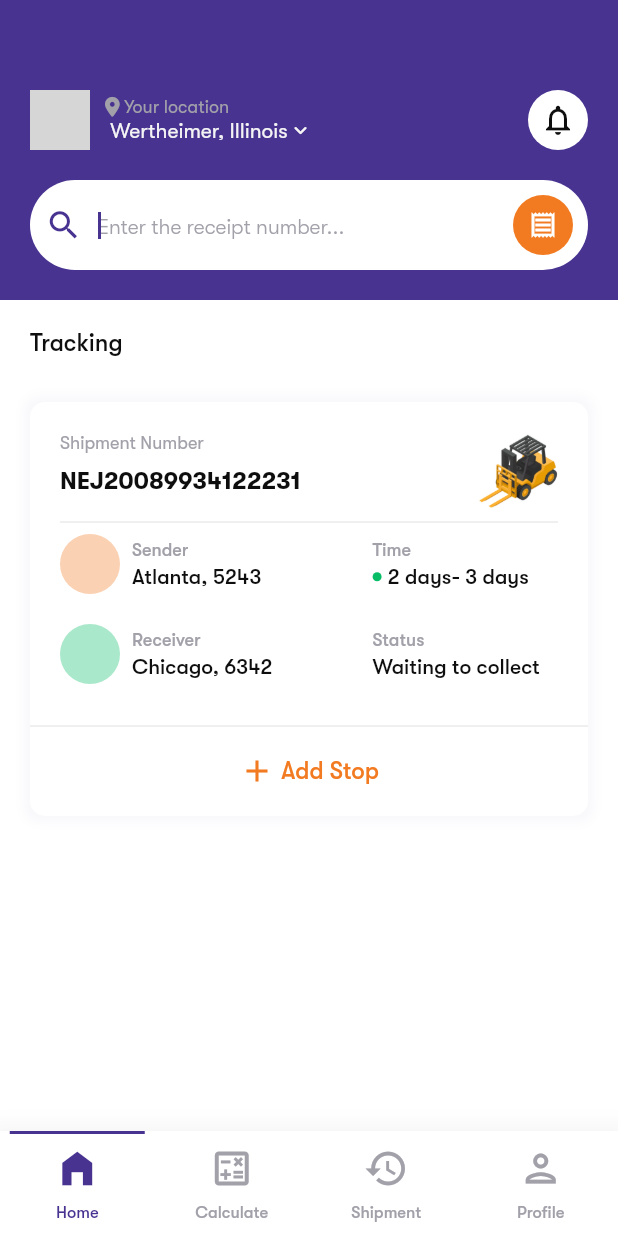
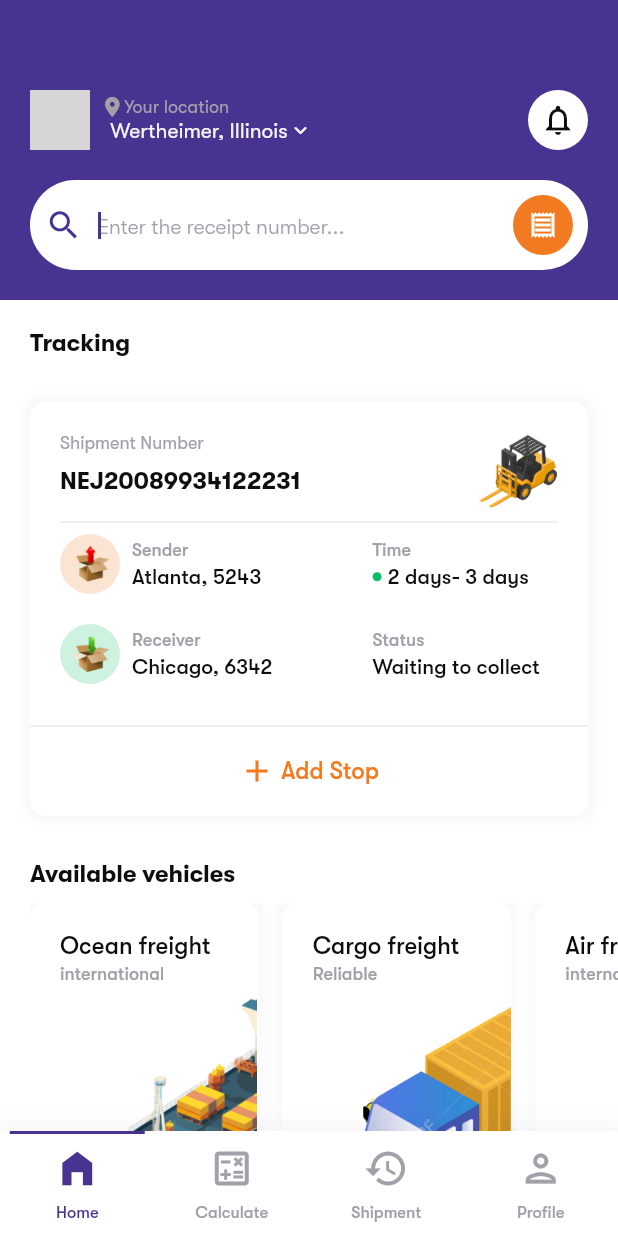
Before and after one commit to maleoaje/move_mate, a Flutter app: the screen it shows after launch, on a phone screen of 412 x 824 dp. Run offline on Flutter 3.47's test engine with Material 2 defaults, Android fonts, the light colour scheme and no system bars; drawn by our look-alikes of flutter_animate; our stand-ins replace font_awesome_flutter; network calls fail; grey boxes are pictures that could not be loaded.

Commit message:
home screen 100%

```diff
--- a/lib/screens/home_screen.dart
+++ b/lib/screens/home_screen.dart
@@ -215,7 +215,7 @@ class _HomePageState extends State<HomePage> {
                       style: TextStyle(
                           color: black,
                           fontSize: 16,
-                          fontWeight: FontWeight.w500),
+                          fontWeight: FontWeight.w600),
                     ),
                     const SizedBox(
                       height: 30,
@@ -291,7 +291,11 @@ class _HomePageState extends State<HomePage> {
                                         children: [
                                           CircleAvatar(
                                             backgroundColor:
-                                                primaryOrange.withOpacity(.35),
+                                                primaryOrange.withOpacity(.2),
+                                            child: Image.asset(
+                                              'assets/images/send.png',
+                                              width: 25,
+                                            ),
                                           ),
                                           const SizedBox(
                                             width: 8,
@@ -383,7 +387,11 @@ class _HomePageState extends State<HomePage> {
                                         children: [
                                           CircleAvatar(
                                             backgroundColor:
-                                                primaryGreen.withOpacity(.35),
+                                                primaryGreen.withOpacity(.2),
+                                            child: Image.asset(
+                                              'assets/images/receive.png',
+                                              width: 25,
+                                            ),
                                           ),
                                           const SizedBox(
                                             width: 8,
@@ -488,9 +496,137 @@ class _HomePageState extends State<HomePage> {
                 ),
               ),
             ),
+            const SizedBox(
+              height: 10,
+            ),
+            Animate(
+              effects: const [
+                MoveEffect(
+                    begin: Offset(0, 200),
+                    end: Offset(0, 0),
+                    duration: Duration(milliseconds: 390),
+                    delay: Duration(milliseconds: 200)),
+                FadeEffect(
+                  begin: .1,
+                  duration: Duration(
+                    milliseconds: 600,
+                  ),
+                )
+              ],
+              child: Padding(
+                padding: const EdgeInsets.only(left: 20),
+                child: Column(
+                  crossAxisAlignment: CrossAxisAlignment.start,
+                  children: [
+                    const Text(
+                      'Available vehicles',
+                      style: TextStyle(
+                          color: black,
+                          fontSize: 16,
+                          fontWeight: FontWeight.w600),
+                    ),
+                    const SizedBox(
+                      height: 10,
+                    ),
+                    SizedBox(
+                      height: 210,
+                      child: ListView(
+                        scrollDirection: Axis.horizontal,
+                        children: [
+                          vehicleCard('Ocean freight', 'international', 'ship'),
+                          vehicleCard('Cargo freight', 'Reliable', 'truck'),
+                          vehicleCard('Air freight', 'international', 'plane'),
+                        ],
+                      ),
+                    )
+                  ],
+                ),
+              ),
+            ),
+            const SizedBox(
+              height: 50,
+            ),
           ],
         ),
       ),
     );
   }
+
+  Widget vehicleCard(title, subtext, image) {
+    return Padding(
+      padding: const EdgeInsets.only(right: 16),
+      child: Animate(
+        effects: const [
+          MoveEffect(
+            begin: Offset(100, 0),
+            end: Offset(0, 0),
+            duration: Duration(milliseconds: 700),
+            delay: Duration(milliseconds: 200),
+          ),
+        ],
+        child: Container(
+          width: MediaQuery.of(context).size.width * .37,
+          padding: const EdgeInsets.fromLTRB(20, 20, 0, 0),
+          decoration: BoxDecoration(
+            borderRadius: BorderRadius.circular(10),
+            color: white,
+            boxShadow: [
+              BoxShadow(
+                color: primaryColor.withOpacity(.03),
+                blurStyle: BlurStyle.normal,
+                spreadRadius: 4,
+                blurRadius: 5,
+                offset: const Offset(0, 0),
+              ),
+            ],
+          ),
+          child: Column(
+            crossAxisAlignment: CrossAxisAlignment.start,
+            children: [
+              Text(
+                title,
+                style: const TextStyle(
+                    color: black, fontSize: 16, fontWeight: FontWeight.w500),
+              ),
+              const SizedBox(
+                height: 2,
+              ),
+              Text(
+                subtext,
+                style: const TextStyle(
+                    color: primarygreyDark,
+                    fontSize: 12,
+                    fontWeight: FontWeight.w500),
+              ),
+              Expanded(
+                child: Row(
+                  mainAxisAlignment: MainAxisAlignment.end,
+                  crossAxisAlignment: CrossAxisAlignment.end,
+                  children: [
+                    Animate(
+                      effects: const [
+                        MoveEffect(
+                          begin: Offset(100, 0),
+                          end: Offset(0, 0),
+                          duration: Duration(milliseconds: 800),
+                          delay: Duration(milliseconds: 200),
+                        ),
+                      ],
+                      child: Image.asset(
+                        'assets/images/$image.png',
+                        width: 103,
+                      ),
+                    ),
+                  ],
+                ),
+              ),
+              const SizedBox(
+                height: 0,
+              ),
+            ],
+          ),
+        ),
+      ),
+    );
+  }
 }
```
Also changed, not shown: assets/images/plane.png (added), assets/images/receive.png (added), assets/images/send.png (added), assets/images/ship.png (added), assets/images/truck.png (added).
